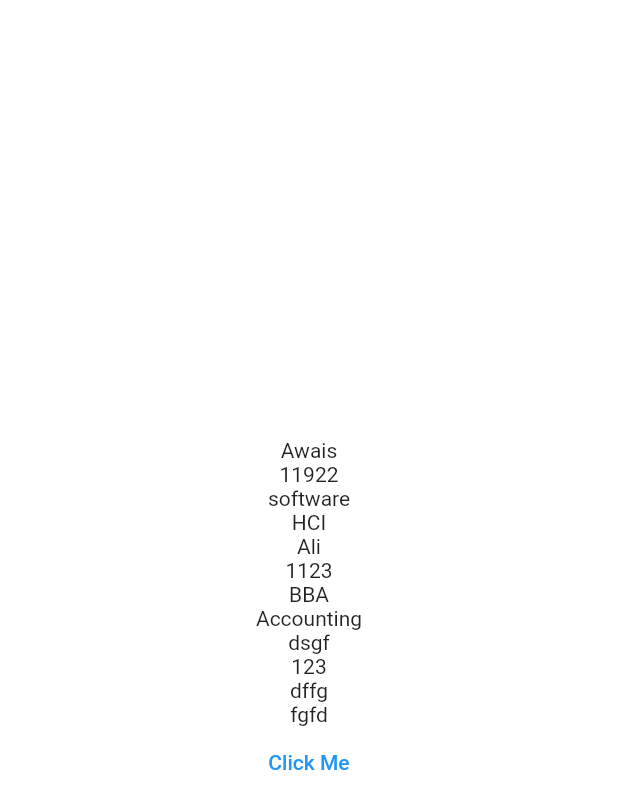
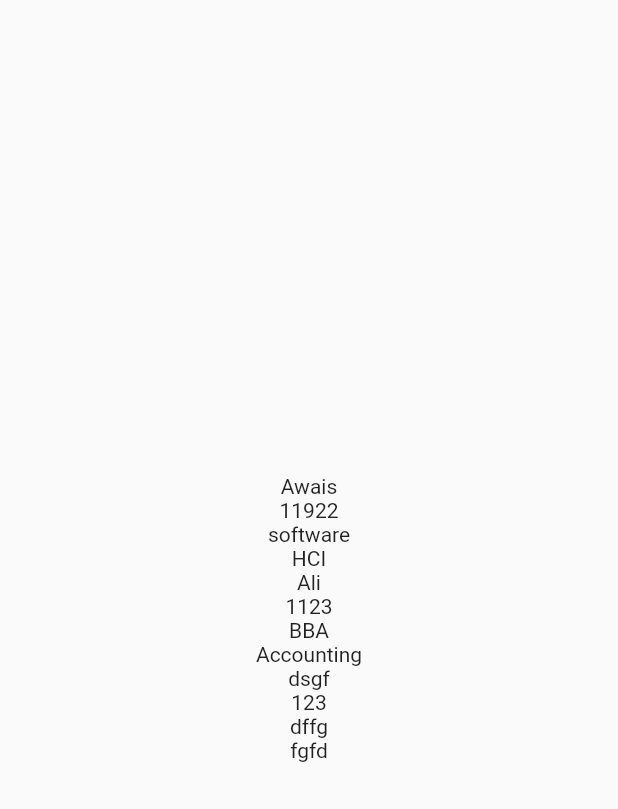
Before and after one commit to UK112/practice1, a Flutter app: the screen it shows after launch, after a tap on "Click Me", on a phone screen of 412 x 824 dp. Shown: the top 809 px of the screen. Run offline on Flutter 3.47's test engine with Material 2 defaults, Android fonts, the phone set to English and light mode, and no system bars.

Commit message:
page routing

```diff
--- a/lib/main.dart
+++ b/lib/main.dart
@@ -17,7 +17,7 @@ class MyApp extends StatelessWidget {
 
         primarySwatch: Colors.blue,
       ),
-      home:   const Page1(),
+      home:  Page1(),
     );
   }
 }
--- /dev/null
+++ b/lib/screen/page.dart
@@ -0,0 +1,21 @@
+import 'package:flutter/material.dart';
+import '../custom_container.dart';
+
+
+class Page2 extends StatelessWidget {
+  const Page2({super.key});
+
+     @override
+  Widget build(BuildContext context) {
+    return Scaffold(
+           body: Center(
+        child: Column(
+          mainAxisAlignment:MainAxisAlignment.center ,
+          crossAxisAlignment: CrossAxisAlignment.center,
+          children: [
+             CustomContainer(name: 'Awais', department: 'software', subject: 'HCI', id: '11922',),
+             CustomContainer(name: 'Ali', department: 'BBA', subject: 'Accounting', id: '1123',),
+              CustomContainer(name: 'dsgf', department:'dffg', subject: 'fgfd', id: '123',),
+
+          ])));
+  }}
--- a/lib/screen/page1.dart
+++ b/lib/screen/page1.dart
@@ -1,10 +1,12 @@
+// ignore_for_file: prefer_const_constructors
+
+import 'package:custom/screen/page.dart';
 import 'package:flutter/material.dart';
-import 'package:flutter/widgets.dart';
 
 import '../custom_container.dart';
+class Page1 extends StatelessWidget{
 
-class Page1 extends StatelessWidget{
-  const Page1({super.key});
+var ncontroler=TextEditingController();
 
   @override
   Widget build(BuildContext context) {
@@ -15,14 +17,28 @@ class Page1 extends StatelessWidget{
           mainAxisAlignment:MainAxisAlignment.center ,
           crossAxisAlignment: CrossAxisAlignment.center,
           children: [
-            CustomContainer(name: 'Awais', department: 'software', subject: 'HCI', id: '11922',),
+             CustomContainer(name: 'Awais', department: 'software', subject: 'HCI', id: '11922',),
              CustomContainer(name: 'Ali', department: 'BBA', subject: 'Accounting', id: '1123',),
               CustomContainer(name: 'dsgf', department:'dffg', subject: 'fgfd', id: '123',),
-             TextButton(onPressed:(){},child: Text('Click Me'))
+            Text('Dashboard Screen',style: TextStyle(fontSize:25),
+            ),
+            SizedBox(height:15,),
+              Builder(
+                builder: (context) {
+                  return TextField(
+                    controller: ncontroler,
+                  );
+                  SizedBox(height: 11,);
+                }
+              ),
+
+            ElevatedButton
+             (onPressed:(){
+              Navigator.push(context, MaterialPageRoute(builder:(context)=> Page2()));
+             },child: Text('Click Me'))
           ],
         ),
       ),
     );
   }
-
 }
```
